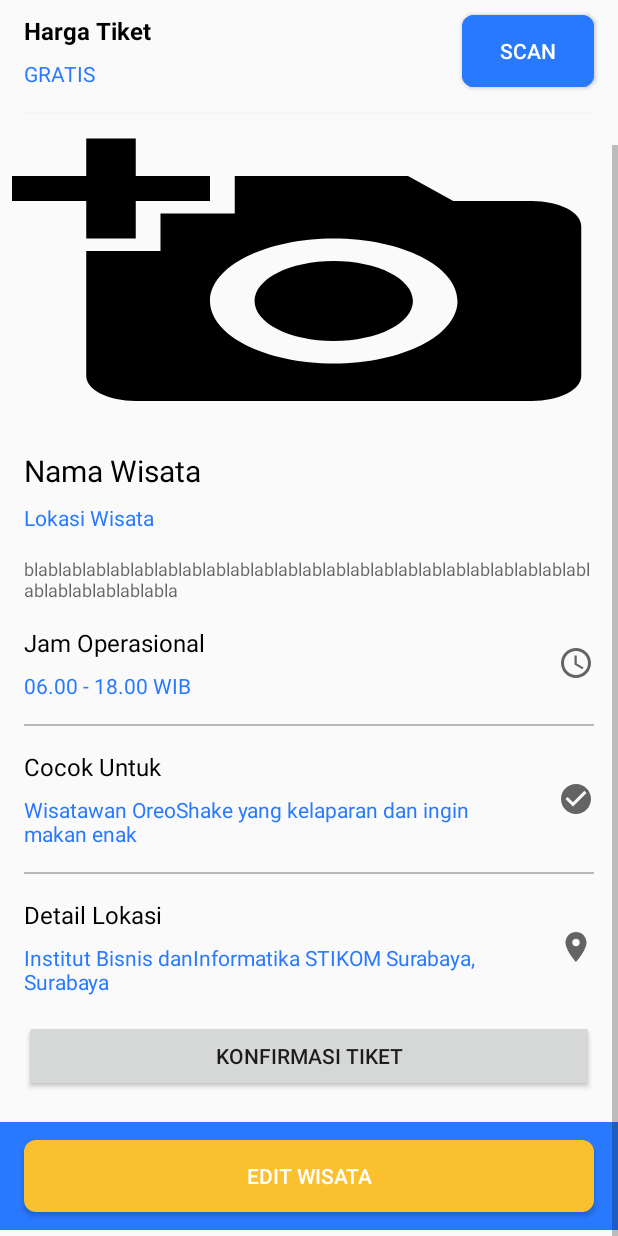
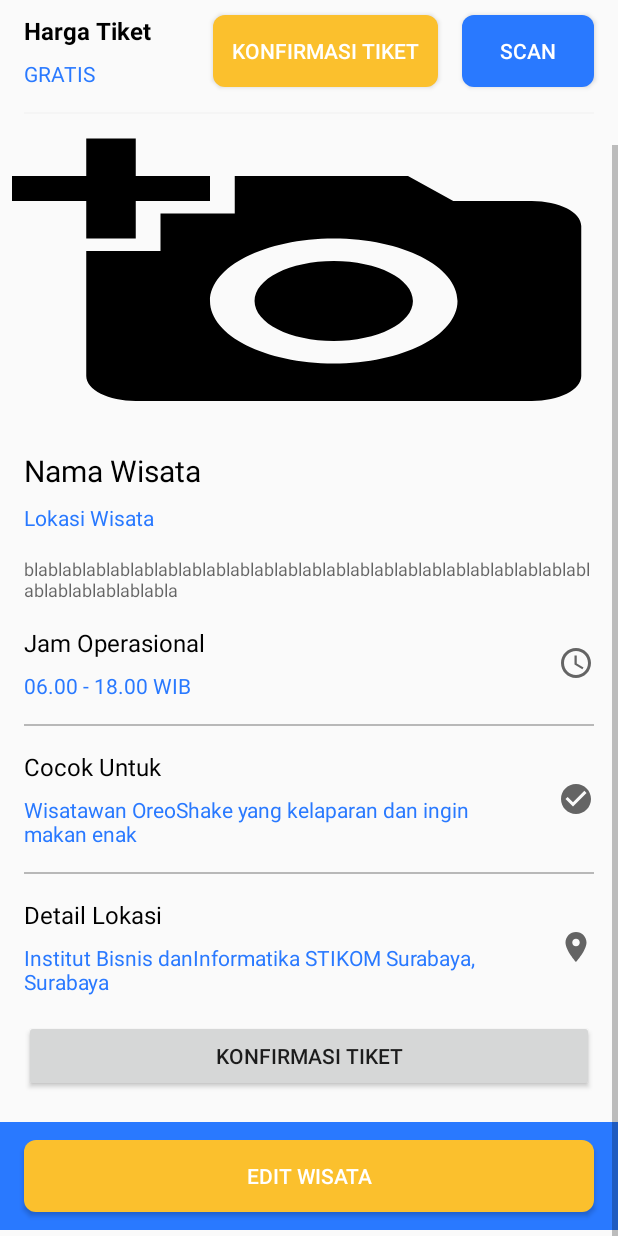
Before and after one commit to irvanalfaridzi/WisataInApp, an Android app: the ProfilWisataOwnerActivity screen opened directly, with no data from a screen before it, scrolled down 109 dp, on a phone screen of 412 x 824 dp. Run offline under Robolectric (Android 15) with nearby library versions, the phone set to English and light mode, and no system bars; our stand-ins replace ButterKnife, Firebase (no records; nobody signed in at launch, a user with empty details on screens opened directly).

Commit message:
profil_wisata_owner

```diff
--- a/app/src/main/res/layout/activity_profil_wisata_owner.xml
+++ b/app/src/main/res/layout/activity_profil_wisata_owner.xml
@@ -97,16 +97,16 @@
 
             <Button
                 android:id="@+id/pwoBtnKonfirmasi"
-                android:layout_width="wrap_content"
+                android:layout_width="150dp"
                 android:layout_height="wrap_content"
                 android:layout_marginTop="16dp"
                 android:layout_marginEnd="16dp"
                 android:layout_marginBottom="16dp"
-                android:background="@drawable/bgmasuk"
-                android:text="SCAN"
+                android:background="@drawable/bgbelitiket"
+                android:text="Konfirmasi Tiket"
                 android:textColor="@color/colorPutih"
                 app:layout_constraintBottom_toBottomOf="@id/pwotHargaTiketKeterangan"
-                app:layout_constraintEnd_toEndOf="parent"
+                app:layout_constraintEnd_toStartOf="@id/pwoBtnScan"
                 app:layout_constraintTop_toTopOf="@id/pwotHargaTiket" />
 
 
```
